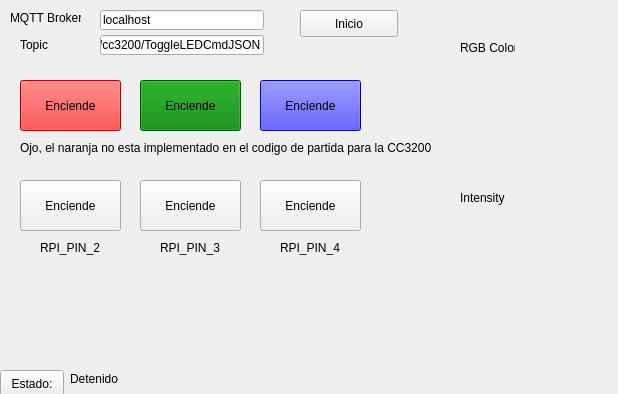
Old version of the form ThreeButtonPublisherSubscriber/guipanel.ui in the repository iamcaye/qt_codeSE.
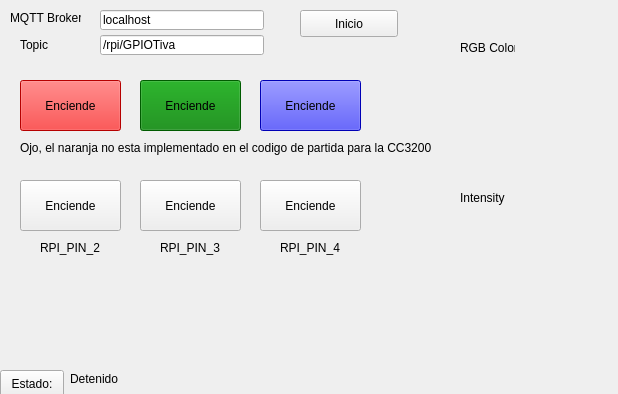
New version of the form. Custom widgets are drawn as their Qt base class.

The edit to the form file:
```diff
--- a/ThreeButtonPublisherSubscriber/guipanel.ui
+++ b/ThreeButtonPublisherSubscriber/guipanel.ui
@@ -101,7 +101,7 @@
     </rect>
    </property>
    <property name="text">
-    <string>/cc3200/ToggleLEDCmdJSON</string>
+    <string>/rpi/GPIOTiva</string>
    </property>
   </widget>
   <widget class="QPushButton" name="pushButton_2">
```
